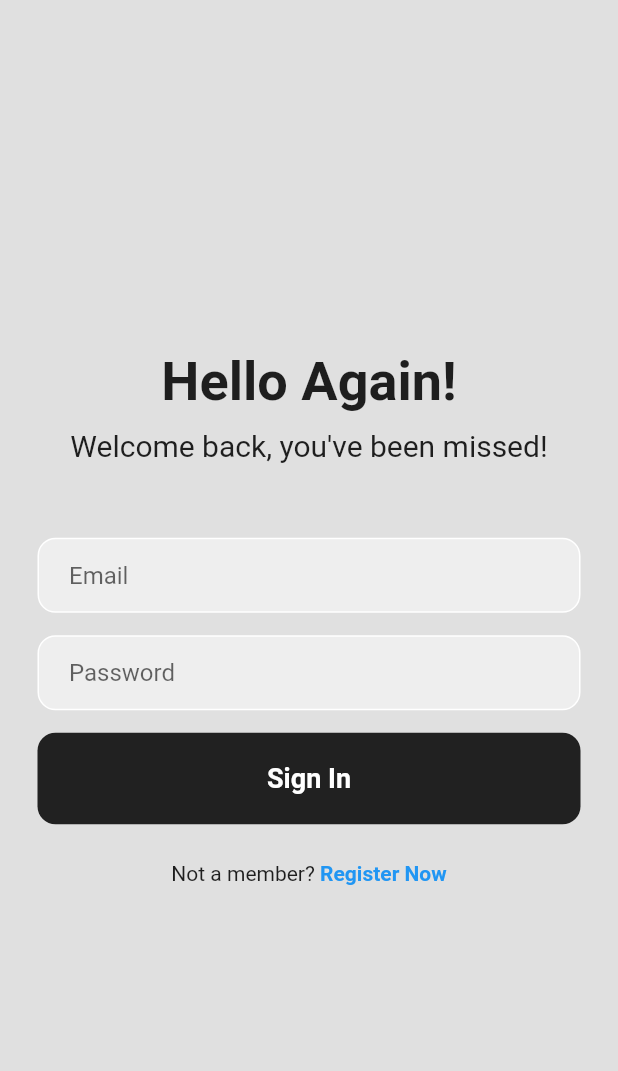
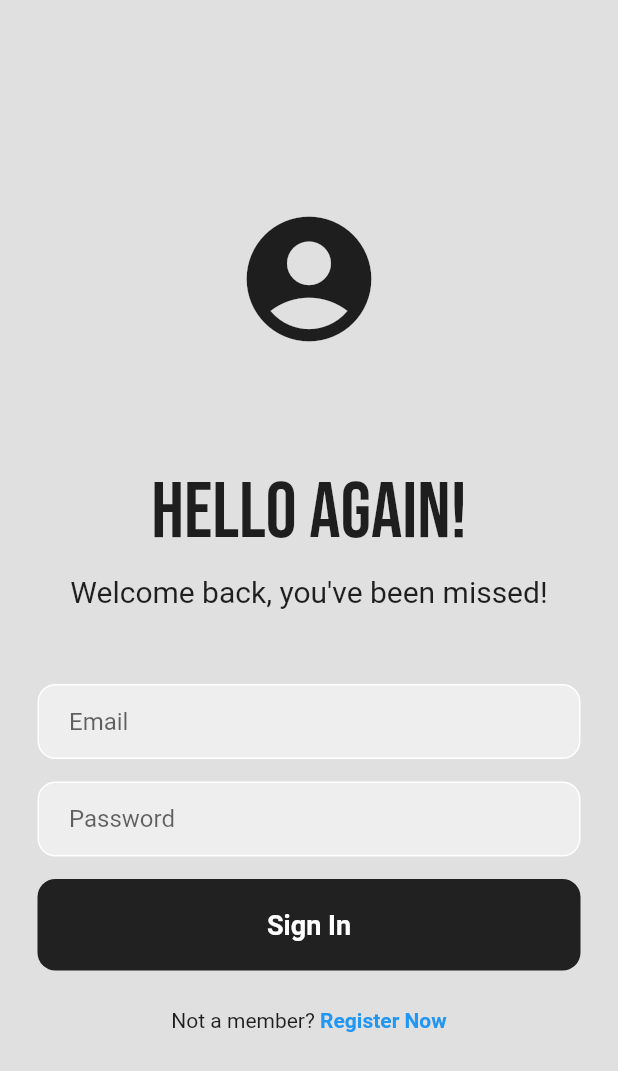
Before and after one commit to kwakyebrilliant/loginui, a Flutter app: the screen it shows after launch, on a phone screen of 412 x 824 dp. Shown: the top 1071 px of the screen. Run offline on Flutter 3.47's test engine with Material 2 defaults, Android fonts, the phone set to English and light mode, and no system bars; our stand-ins replace google_fonts.

Commit message:
login updates

```diff
--- a/lib/login_paage.dart
+++ b/lib/login_paage.dart
@@ -1,4 +1,5 @@
 import 'package:flutter/material.dart';
+import 'package:google_fonts/google_fonts.dart';
 
 class LoginPage extends StatefulWidget {
   const LoginPage({Key? key}) : super(key: key);
@@ -17,12 +18,20 @@ class _LoginPageState extends State<LoginPage> {
           child: Column(
             mainAxisAlignment: MainAxisAlignment.center,
             children: [
+              const Icon(
+                Icons.account_circle_rounded,
+                size: 100.0,
+              ),
+
+              const SizedBox(
+                height: 75.0,
+              ),
+
               //Hello again!
-              const Text(
+              Text(
                 'Hello Again!',
-                style: TextStyle(
-                  fontWeight: FontWeight.bold,
-                  fontSize: 36.0,
+                style: GoogleFonts.bebasNeue(
+                  fontSize: 52.0,
                 ),
               ),
               const SizedBox(height: 10.0),
```
